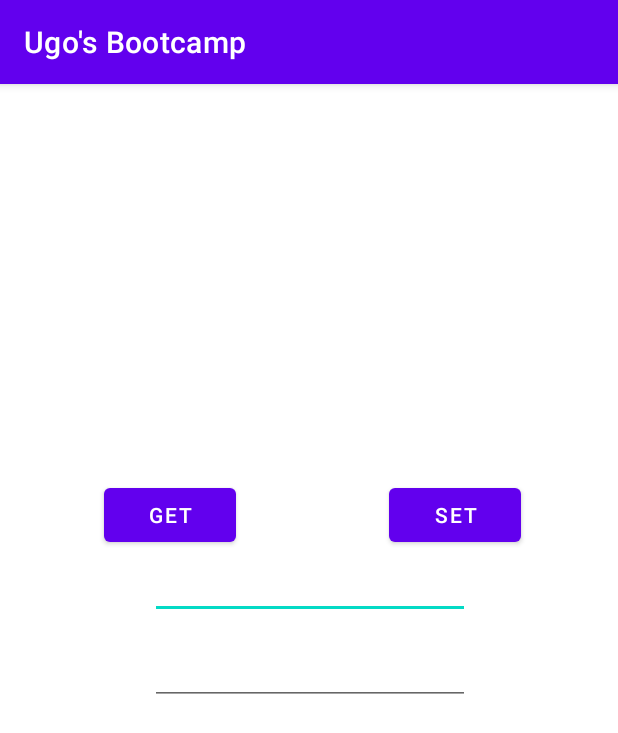
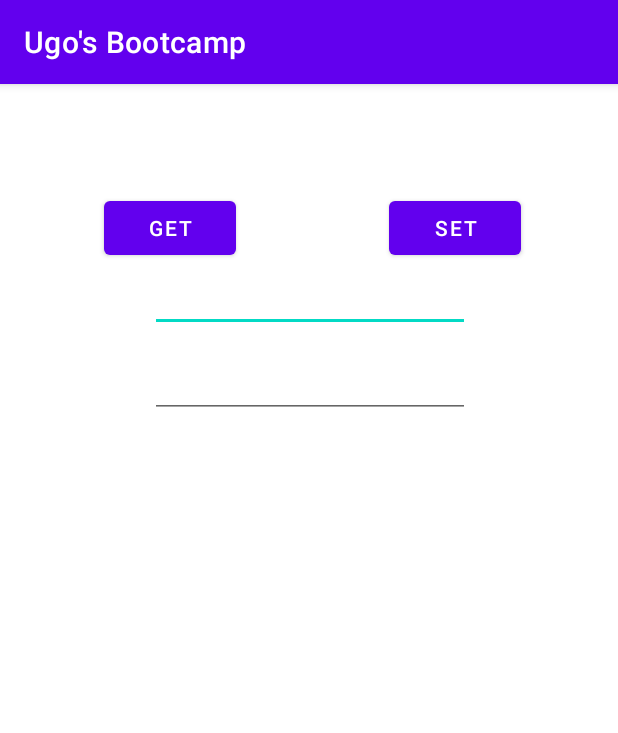
Before and after one commit to CultureQuestORG/SDP2023, an Android app: the FirebaseActivity screen opened directly, with no data from a screen before it, on a phone screen of 412 x 824 dp. Shown: the top 733 px of the screen. Run offline under Robolectric (Android 15) with nearby library versions, the phone set to English and light mode, and no system bars.

Commit message:
changed the design of the firebase Activity

```diff
--- a/app/src/main/res/layout/activity_firebase.xml
+++ b/app/src/main/res/layout/activity_firebase.xml
@@ -18,7 +18,7 @@
         app:layout_constraintHorizontal_bias="0.213"
         app:layout_constraintStart_toStartOf="parent"
         app:layout_constraintTop_toTopOf="parent"
-        app:layout_constraintVertical_bias="0.366" />
+        app:layout_constraintVertical_bias="0.1" />
 
     <Button
         android:id="@+id/buttonSet"
@@ -31,7 +31,7 @@
         app:layout_constraintHorizontal_bias="0.8"
         app:layout_constraintStart_toStartOf="parent"
         app:layout_constraintTop_toTopOf="parent"
-        app:layout_constraintVertical_bias="0.366" />
+        app:layout_constraintVertical_bias="0.1" />
 
     <EditText
         android:id="@+id/editTextPhone"
```
